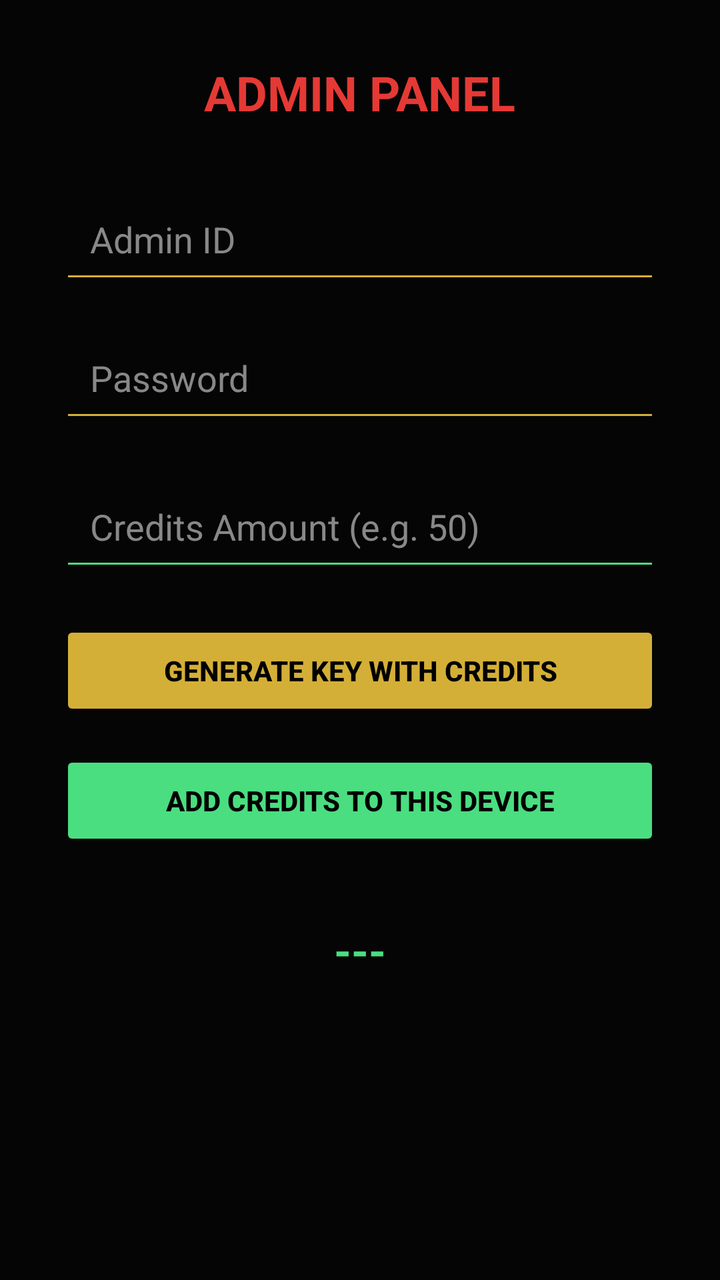
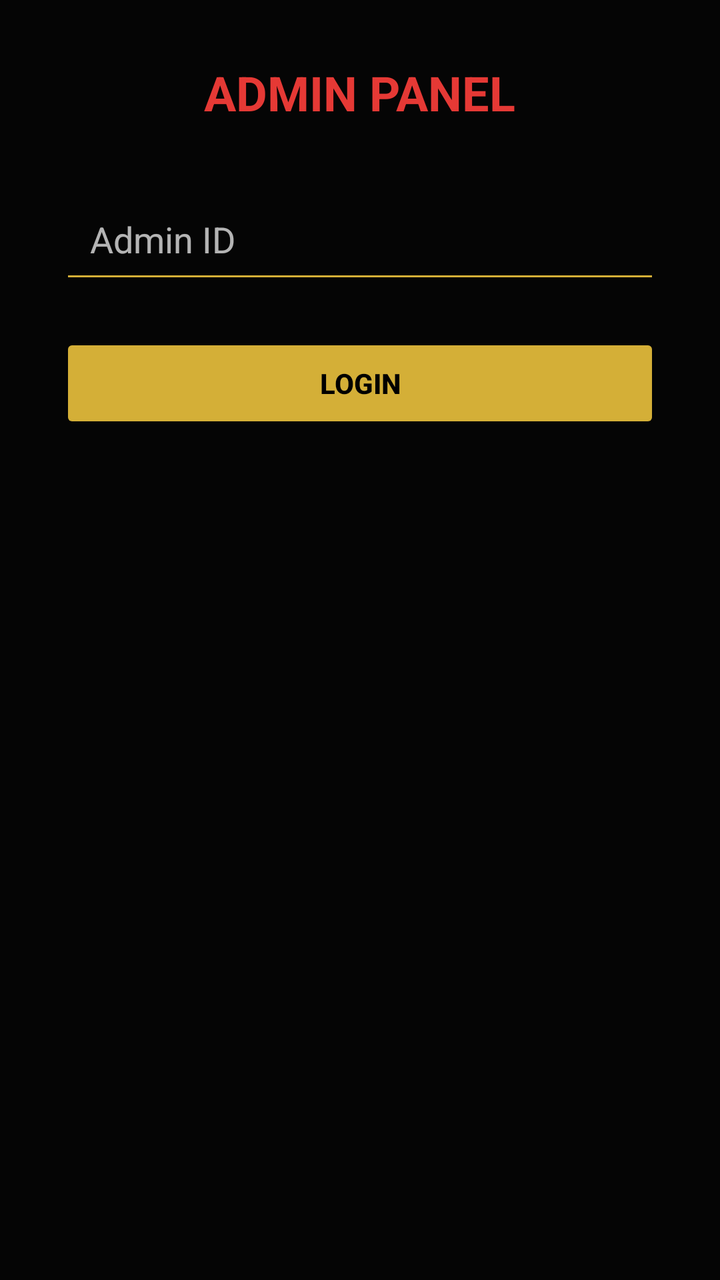

An Android layout rendered at two revisions. The XML below is the earlier revision; the diff shows what the commit changed to produce the second picture.
<!-- AndroidManifest.xml: application theme Theme.RajputInfo -->
<!-- res/layout/activity_admin.xml -->
<?xml version="1.0" encoding="utf-8"?>
<ScrollView xmlns:android="http://schemas.android.com/apk/res/android"
    android:layout_width="match_parent" android:layout_height="match_parent" android:background="#050505">
    <LinearLayout
        android:layout_width="match_parent" android:layout_height="wrap_content"
        android:orientation="vertical" android:gravity="center" android:padding="30dp">
        
        <TextView android:text="ADMIN PANEL" android:textColor="#E53935" android:textSize="24sp" android:textStyle="bold" android:layout_marginBottom="30dp" android:layout_width="wrap_content" android:layout_height="wrap_content"/>
        
        <EditText android:id="@+id/masterId" android:hint="Admin ID" android:textColor="#FFF" android:textColorHint="#888" android:backgroundTint="#D4AF37" android:layout_width="match_parent" android:layout_height="wrap_content" android:padding="15dp" android:layout_marginBottom="15dp" android:inputType="text"/>
        
        <EditText android:id="@+id/masterPass" android:hint="Password" android:textColor="#FFF" android:textColorHint="#888" android:inputType="textPassword" android:backgroundTint="#D4AF37" android:layout_width="match_parent" android:layout_height="wrap_content" android:padding="15dp" android:layout_marginBottom="20dp"/>

        <EditText android:id="@+id/creditAmount" android:hint="Credits Amount (e.g. 50)" android:textColor="#FFF" android:textColorHint="#888" android:inputType="number" android:backgroundTint="#4ade80" android:layout_width="match_parent" android:layout_height="wrap_content" android:padding="15dp" android:layout_marginBottom="20dp"/>
        
        <Button android:id="@+id/genBtn" android:text="GENERATE KEY WITH CREDITS" android:backgroundTint="#D4AF37" android:textColor="#000" android:textStyle="bold" android:layout_width="match_parent" android:layout_height="50dp" android:layout_marginBottom="15dp"/>
        
        <Button android:id="@+id/addLocalCreditsBtn" android:text="ADD CREDITS TO THIS DEVICE" android:backgroundTint="#4ade80" android:textColor="#000" android:textStyle="bold" android:layout_width="match_parent" android:layout_height="50dp" android:layout_marginBottom="25dp"/>
        
        <TextView android:id="@+id/resultKey" android:text="---" android:textColor="#4ade80" android:textSize="22sp" android:textStyle="bold" android:layout_marginTop="10dp" android:layout_width="wrap_content" android:layout_height="wrap_content"/>
    </LinearLayout>
</ScrollView>
<!-- resources referenced by this layout -->
<resources>
  <style name="Theme.RajputInfo" parent="Theme.AppCompat.NoActionBar">
          <item name="android:statusBarColor">#050505</item>
          <item name="android:navigationBarColor">#050505</item>
          <item name="android:windowBackground">#050505</item>
      </style>
</resources>

<!-- the commit's change to res/layout/activity_admin.xml (unified diff, before → after) -->
@@ -1,22 +1,118 @@
 <?xml version="1.0" encoding="utf-8"?>
 <ScrollView xmlns:android="http://schemas.android.com/apk/res/android"
-    android:layout_width="match_parent" android:layout_height="match_parent" android:background="#050505">
+    android:layout_width="match_parent"
+    android:layout_height="match_parent"
+    android:background="#050505">
     <LinearLayout
-        android:layout_width="match_parent" android:layout_height="wrap_content"
-        android:orientation="vertical" android:gravity="center" android:padding="30dp">
+        android:layout_width="match_parent"
+        android:layout_height="wrap_content"
+        android:orientation="vertical"
+        android:padding="30dp"
+        android:gravity="center">
+
+        <TextView
+            android:text="ADMIN PANEL"
+            android:textColor="#E53935"
+            android:textSize="24sp"
+            android:textStyle="bold"
+            android:layout_marginBottom="30dp"
+            android:layout_width="wrap_content"
+            android:layout_height="wrap_content"/>
+
         
-        <TextView android:text="ADMIN PANEL" android:textColor="#E53935" android:textSize="24sp" android:textStyle="bold" android:layout_marginBottom="30dp" android:layout_width="wrap_content" android:layout_height="wrap_content"/>
+        <LinearLayout
+            android:id="@+id/loginSection"
+            android:layout_width="match_parent"
+            android:layout_height="wrap_content"
+            android:orientation="vertical">
+
+            <EditText
+                android:id="@+id/adminId"
+                android:hint="Admin ID"
+                android:textColor="#FFF"
+                android:backgroundTint="#D4AF37"
+                android:layout_width="match_parent"
+                android:layout_height="wrap_content"
+                android:padding="15dp"
+                android:layout_marginBottom="20dp"/>
+
+            <Button
+                android:id="@+id/loginBtn"
+                android:text="LOGIN"
+                android:backgroundTint="#D4AF37"
+                android:textColor="#000"
+                android:textStyle="bold"
+                android:layout_width="match_parent"
+                android:layout_height="50dp"/>
+        </LinearLayout>
+
         
-        <EditText android:id="@+id/masterId" android:hint="Admin ID" android:textColor="#FFF" android:textColorHint="#888" android:backgroundTint="#D4AF37" android:layout_width="match_parent" android:layout_height="wrap_content" android:padding="15dp" android:layout_marginBottom="15dp" android:inputType="text"/>
-        
-        <EditText android:id="@+id/masterPass" android:hint="Password" android:textColor="#FFF" android:textColorHint="#888" android:inputType="textPassword" android:backgroundTint="#D4AF37" android:layout_width="match_parent" android:layout_height="wrap_content" android:padding="15dp" android:layout_marginBottom="20dp"/>
+        <LinearLayout
+            android:id="@+id/adminControls"
+            android:layout_width="match_parent"
+            android:layout_height="wrap_content"
+            android:orientation="vertical"
+            android:visibility="gone">
 
-        <EditText android:id="@+id/creditAmount" android:hint="Credits Amount (e.g. 50)" android:textColor="#FFF" android:textColorHint="#888" android:inputType="number" android:backgroundTint="#4ade80" android:layout_width="match_parent" android:layout_height="wrap_content" android:padding="15dp" android:layout_marginBottom="20dp"/>
-        
-        <Button android:id="@+id/genBtn" android:text="GENERATE KEY WITH CREDITS" android:backgroundTint="#D4AF37" android:textColor="#000" android:textStyle="bold" android:layout_width="match_parent" android:layout_height="50dp" android:layout_marginBottom="15dp"/>
-        
-        <Button android:id="@+id/addLocalCreditsBtn" android:text="ADD CREDITS TO THIS DEVICE" android:backgroundTint="#4ade80" android:textColor="#000" android:textStyle="bold" android:layout_width="match_parent" android:layout_height="50dp" android:layout_marginBottom="25dp"/>
-        
-        <TextView android:id="@+id/resultKey" android:text="---" android:textColor="#4ade80" android:textSize="22sp" android:textStyle="bold" android:layout_marginTop="10dp" android:layout_width="wrap_content" android:layout_height="wrap_content"/>
+            <Switch
+                android:id="@+id/maintenanceSwitch"
+                android:text="Maintenance Mode"
+                android:textColor="#FFF"
+                android:layout_width="match_parent"
+                android:layout_height="wrap_content"
+                android:layout_marginBottom="20dp"/>
+
+            <Button
+                android:id="@+id/genDefaultKeyBtn"
+                android:text="GENERATE 20 CREDITS KEY"
+                android:backgroundTint="#D4AF37"
+                android:textColor="#000"
+                android:textStyle="bold"
+                android:layout_width="match_parent"
+                android:layout_height="50dp"
+                android:layout_marginBottom="25dp"/>
+
+            <TextView
+                android:text="Custom Credits"
+                android:textColor="#888"
+                android:layout_width="wrap_content"
+                android:layout_height="wrap_content"
+                android:layout_marginBottom="5dp"/>
+
+            <EditText
+                android:id="@+id/customCreditAmount"
+                android:hint="Enter Credits (e.g. 50)"
+                android:inputType="number"
+                android:textColor="#FFF"
+                android:backgroundTint="#4ade80"
+                android:layout_width="match_parent"
+                android:layout_height="wrap_content"
+                android:padding="15dp"
+                android:layout_marginBottom="10dp"/>
+
+            <Button
+                android:id="@+id/genCustomKeyBtn"
+                android:text="GENERATE CUSTOM KEY"
+                android:backgroundTint="#4ade80"
+                android:textColor="#000"
+                android:textStyle="bold"
+                android:layout_width="match_parent"
+                android:layout_height="50dp"
+                android:layout_marginBottom="20dp"/>
+
+            <TextView
+                android:id="@+id/resultKey"
+                android:text=""
+                android:textColor="#4ade80"
+                android:textSize="18sp"
+                android:textStyle="bold"
+                android:layout_width="match_parent"
+                android:layout_height="wrap_content"
+                android:layout_marginTop="10dp"
+                android:gravity="center"
+                android:padding="15dp"
+                android:background="#1a1a1a"
+                android:fontFamily="monospace"/>
+        </LinearLayout>
     </LinearLayout>
 </ScrollView>
